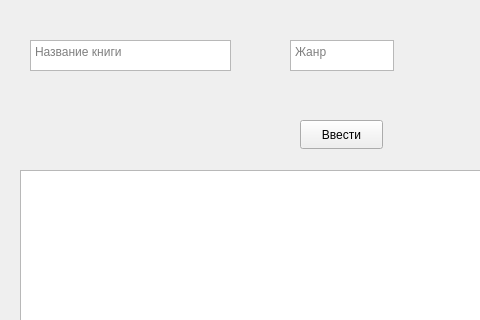
This is mainwindow.ui in StepanRyabcev/book as Qt 5 draws it before an edit; both pictures show x 0 to 480 and y 0 to 320 of the 800 by 600 pixel window. The edited form follows.
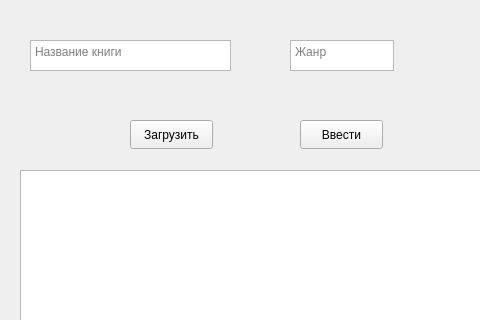
This is the edited form.

Commit message: Added ability to load csv tables

```diff
--- a/mainwindow.ui
+++ b/mainwindow.ui
@@ -76,6 +76,19 @@
      </rect>
     </property>
    </widget>
+   <widget class="QPushButton" name="load">
+    <property name="geometry">
+     <rect>
+      <x>130</x>
+      <y>120</y>
+      <width>83</width>
+      <height>29</height>
+     </rect>
+    </property>
+    <property name="text">
+     <string>Загрузить</string>
+    </property>
+   </widget>
   </widget>
   <widget class="QMenuBar" name="menubar">
    <property name="geometry">
```
The commit also changes 2 other files.
